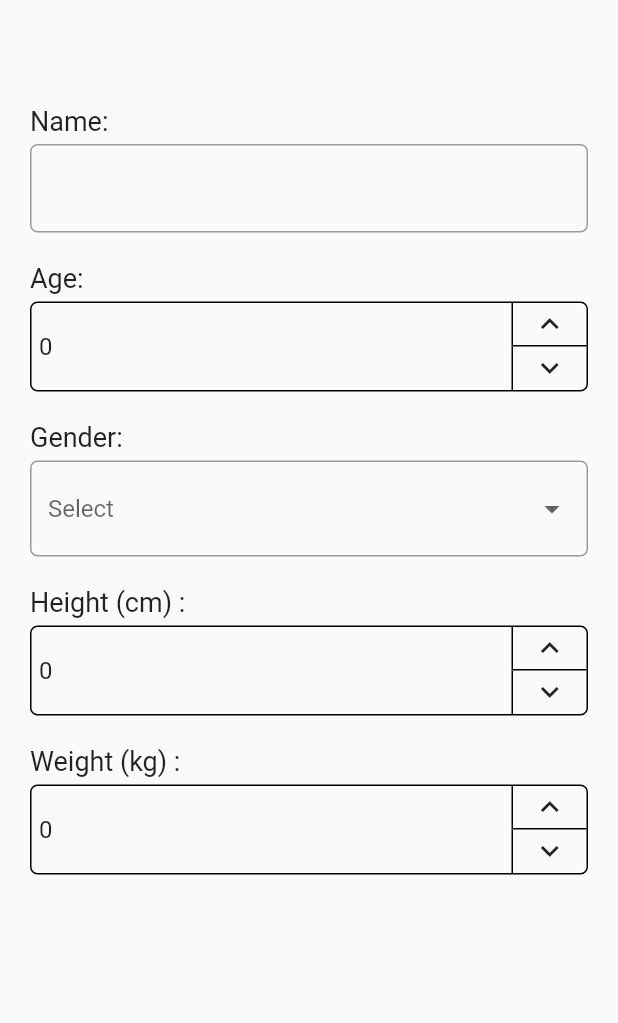
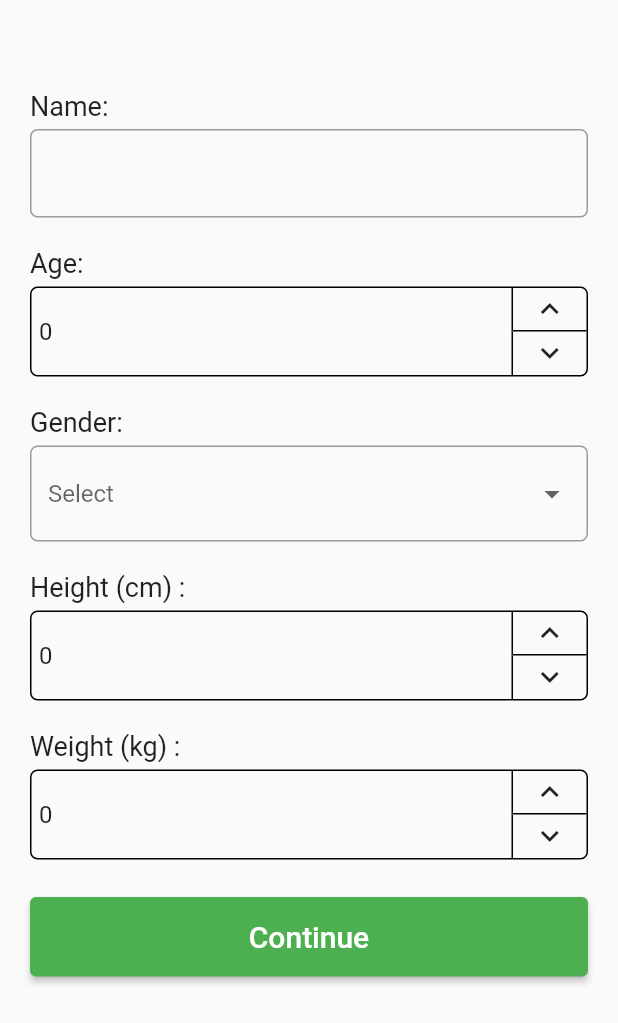
Before and after one commit to cepdnaclk/SnaT-meal-tracking-app, a Flutter app: the AdditionalSettingsScreen screen opened directly, on a phone screen of 412 x 824 dp. Shown: the top 1023 px of the screen. Run offline on Flutter 3.47's test engine with Material 2 defaults, Android fonts, the phone set to English and light mode, and no system bars.

Commit message:
add continue button to additional setting button

```diff
--- a/lib/Pages/additional_settings_screen.dart
+++ b/lib/Pages/additional_settings_screen.dart
@@ -1,6 +1,9 @@
 import 'package:flutter/material.dart';
 import 'package:mobile_app/Components/drop_down.dart';
 import 'package:mobile_app/constants.dart';
+
+import '../Services/custom_page_route.dart';
+import 'dashboard_layout.dart';
 
 class AdditionalSettingsScreen extends StatelessWidget {
   AdditionalSettingsScreen({Key? key}) : super(key: key);
@@ -16,7 +19,7 @@ class AdditionalSettingsScreen extends StatelessWidget {
         padding: const EdgeInsets.all(20),
         children: [
           const SizedBox(
-            height: 50,
+            height: 40,
           ),
           const Text(
             "Name:",
@@ -98,6 +101,24 @@ class AdditionalSettingsScreen extends StatelessWidget {
               weight = val;
             },
           ),
+          const SizedBox(
+            height: 25,
+          ),
+          ElevatedButton(
+              onPressed: (){
+                print("Hello");
+                Navigator.of(context).push(CustomPageRoute(
+                    child: DashboardLayout(),
+                    transition: "slide right"));
+              },
+              child: const Padding(
+                  padding: EdgeInsets.symmetric(
+                  vertical: 15.0, horizontal: 2),
+                  child: Text(
+                      "Continue",
+                      style: TextStyle(fontSize: 20),
+      ),
+    ),),
         ],
       ),
     );
```
